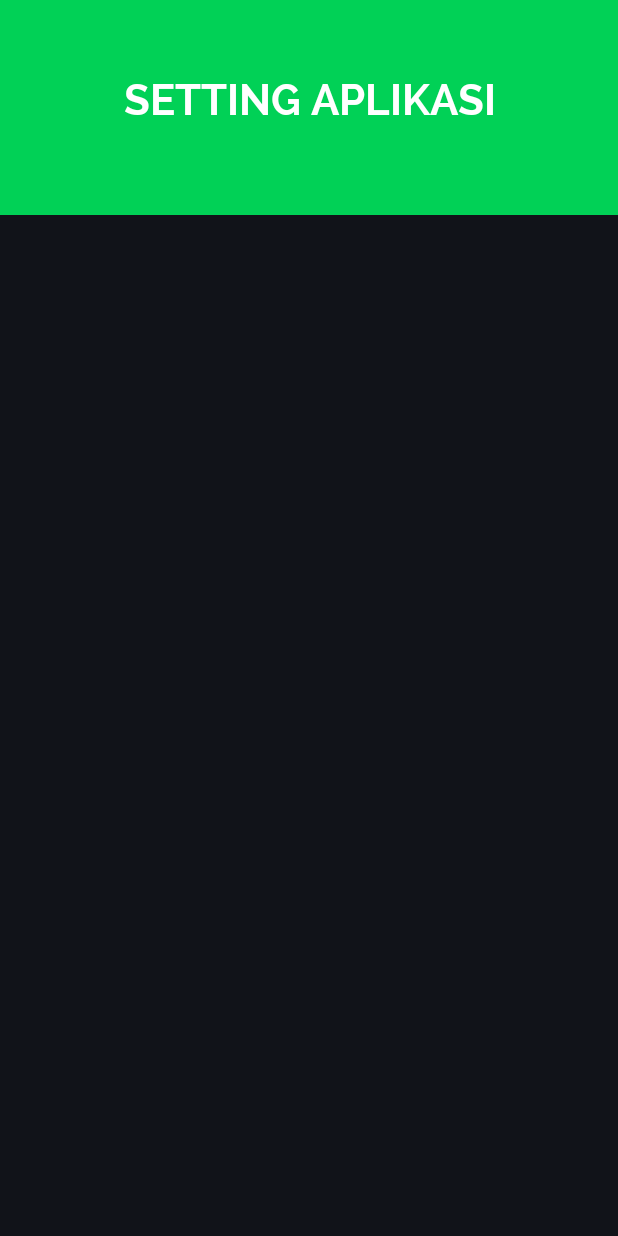
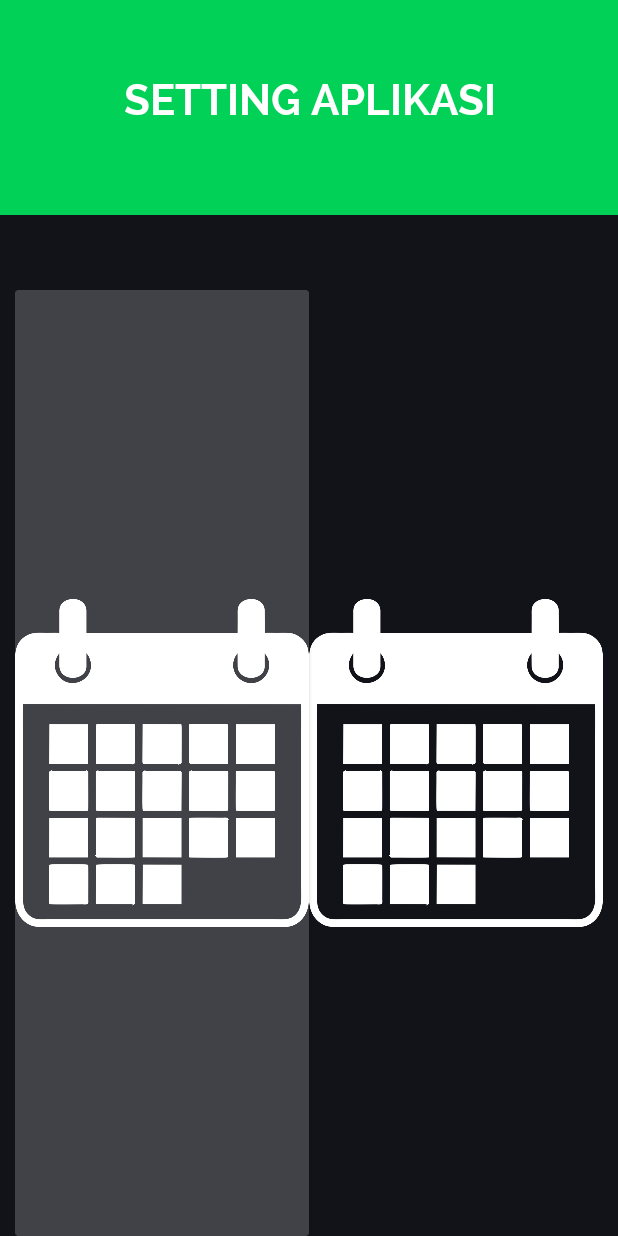
Before and after one commit to neorock07/POS_App, an Android app: the settingAplikasi screen opened directly, with no data from a screen before it, on a phone screen of 412 x 824 dp. Run offline under Robolectric (Android 15) with nearby library versions, the light colour scheme and no system bars.

Commit message:
setting aplikasi

```diff
--- a/app/src/main/res/layout/activity_setting_aplikasi.xml
+++ b/app/src/main/res/layout/activity_setting_aplikasi.xml
@@ -20,6 +20,51 @@
         android:background="@color/green"
         android:fontFamily="@font/ralewaybold"
         />
+   <LinearLayout
+       android:layout_width="match_parent"
+       android:layout_height="wrap_content"
+       android:orientation="horizontal"
+       android:layout_marginTop="50dp"
+       android:paddingRight="10dp"
+       android:paddingLeft="10dp">
+       <androidx.cardview.widget.CardView
+           android:layout_width="0dp"
+           android:padding="25dp"
+           android:layout_height="wrap_content"
+           android:layout_weight="1"
+           android:gravity="center"
+           app:cardBackgroundColor="@color/abu">
+           <androidx.constraintlayout.widget.ConstraintLayout
+               android:layout_width="match_parent"
+               android:layout_height="match_parent">
+               <LinearLayout
+                   android:layout_width="wrap_content"
+                   android:layout_height="wrap_content"
+                   android:orientation="vertical"
+                   app:layout_constraintTop_toTopOf="parent"
+                   app:layout_constraintBottom_toBottomOf="parent"
+                   app:layout_constraintStart_toStartOf="parent"
+                   app:layout_constraintEnd_toEndOf="parent">
+                   <ImageView
+                       android:layout_width="wrap_content"
+                       android:layout_height="wrap_content"
+                       android:gravity="center"
+                       android:src="@drawable/kalendar"/>
+               </LinearLayout>
+
+           </androidx.constraintlayout.widget.ConstraintLayout>
+
+
+       </androidx.cardview.widget.CardView>
+
+       <ImageView
+           android:layout_width="0dp"
+           android:layout_height="match_parent"
+           android:layout_weight="1"
+           android:gravity="center"
+           android:src="@drawable/kalendar"/>
+
+   </LinearLayout>
 
 
 </LinearLayout>
--- a/app/src/main/res/values/colors.xml
+++ b/app/src/main/res/values/colors.xml
@@ -12,4 +12,5 @@
     <color name="green3">#0E833D</color>
     <color name="hitam">#111319</color>
     <color name="abu">#414247</color>
+    <color name="ab32131231u">#312</color>
 </resources>
```
